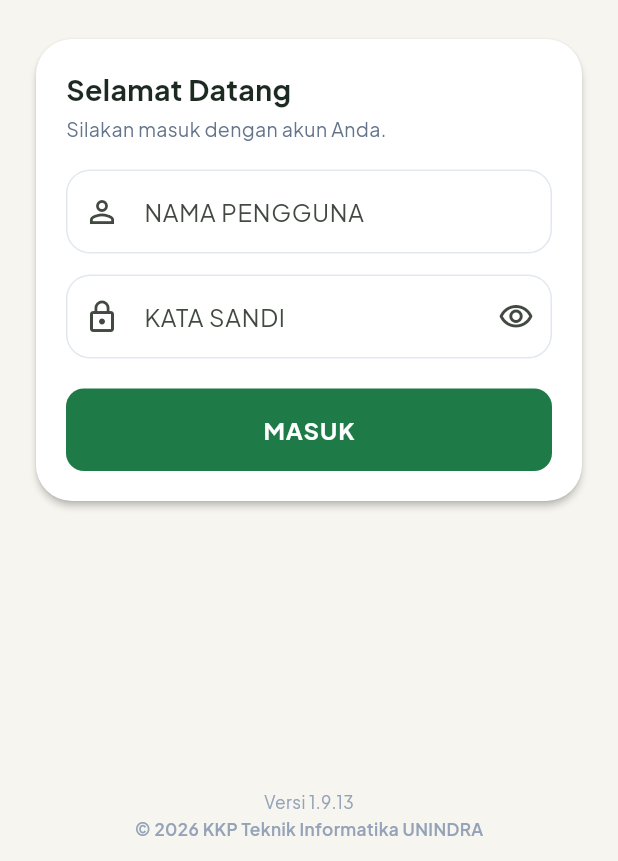
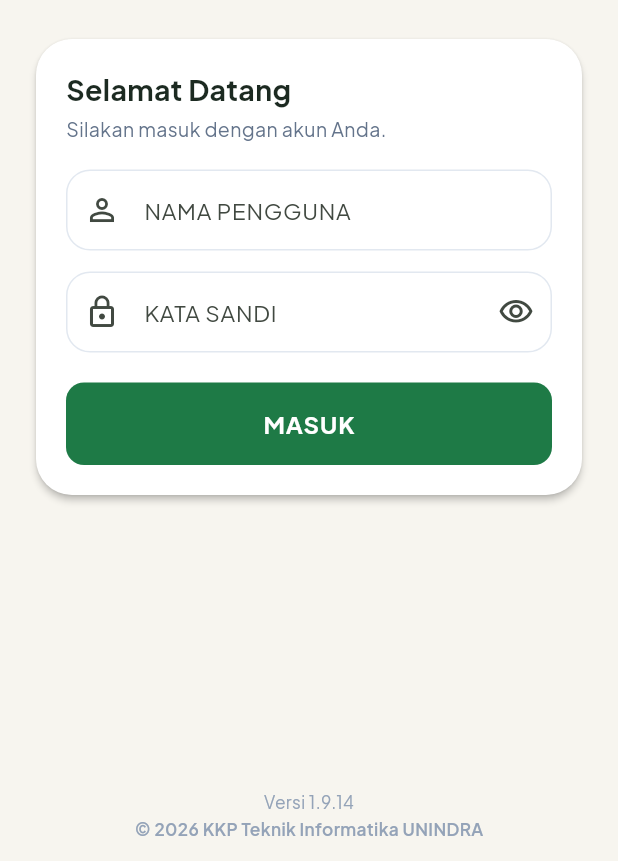
Before and after one commit to dandienter/growtrack, a Flutter app: the screen it shows after launch, on a phone screen of 412 x 824 dp, the part 375-1236 px from its top. Run offline on Flutter 3.47's test engine with Material 3 defaults, Android fonts, the phone set to English and light mode, and no system bars; our stand-ins replace file_picker, flutter_local_notifications, open_filex, pdf, printing, share_plus and 3 more; missing offline and left inert: excel; accounts and stored records are empty; key blocks and very long unbroken strings in the code were emptied for the run.

Commit message:
Mobile v1.9.14: font aplikasi sedikit diperkecil (bodyLarge 15, titleLarge 20)

```diff
--- a/lib/main.dart
+++ b/lib/main.dart
@@ -57,6 +57,10 @@ class GrowTrackApp extends StatelessWidget {
         useMaterial3: true,
         fontFamily: 'PlusJakartaSans',
         colorScheme: skema,
+        textTheme: const TextTheme(
+          bodyLarge: TextStyle(fontSize: 15),
+          titleLarge: TextStyle(fontSize: 20),
+        ),
         scaffoldBackgroundColor: kLatar,
         appBarTheme: const AppBarTheme(
           backgroundColor: kLatar,
--- a/lib/sync/update_service.dart
+++ b/lib/sync/update_service.dart
@@ -11,8 +11,8 @@ import '../widgets.dart';
 
 /// Kode versi aplikasi ini. WAJIB disamakan dengan angka sesudah tanda +
 /// pada version di pubspec.yaml setiap rilis (1.6.1+10 -> 10).
-const int kKodeVersiIni = 27;
-const String kNamaVersiIni = '1.9.13';
+const int kKodeVersiIni = 28;
+const String kNamaVersiIni = '1.9.14';
 
 const String _urlVersi =
     'https://api.github.com/repos/dandienter/growtrack/releases/latest';
--- a/pubspec.yaml
+++ b/pubspec.yaml
@@ -1,7 +1,7 @@
 name: growtrack
 description: GrowTrack - Sistem Informasi Monitoring Tumbuh Kembang Anak (Posyandu). Konversi Flutter dari GrowTrack desktop.
 publish_to: 'none'
-version: 1.9.13+27
+version: 1.9.14+28
 
 environment:
   sdk: '>=3.4.0 <4.0.0'
```
